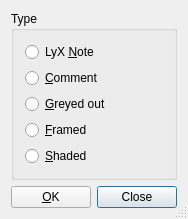
First picture: the form in src/frontends/qt4/ui/QNoteUi.ui, repository cburschka/lyx, before the edit.
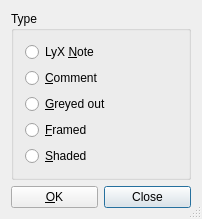
Second picture: the form after the edit.

```diff
--- a/src/frontends/qt4/ui/QNoteUi.ui
+++ b/src/frontends/qt4/ui/QNoteUi.ui
@@ -8,8 +8,8 @@
    <rect>
     <x>0</x>
     <y>0</y>
-    <width>188</width>
-    <height>192</height>
+    <width>202</width>
+    <height>208</height>
    </rect>
   </property>
   <property name="windowTitle" >
```
Left out of the diff: 9 changed lines with no effect on the pictures.
